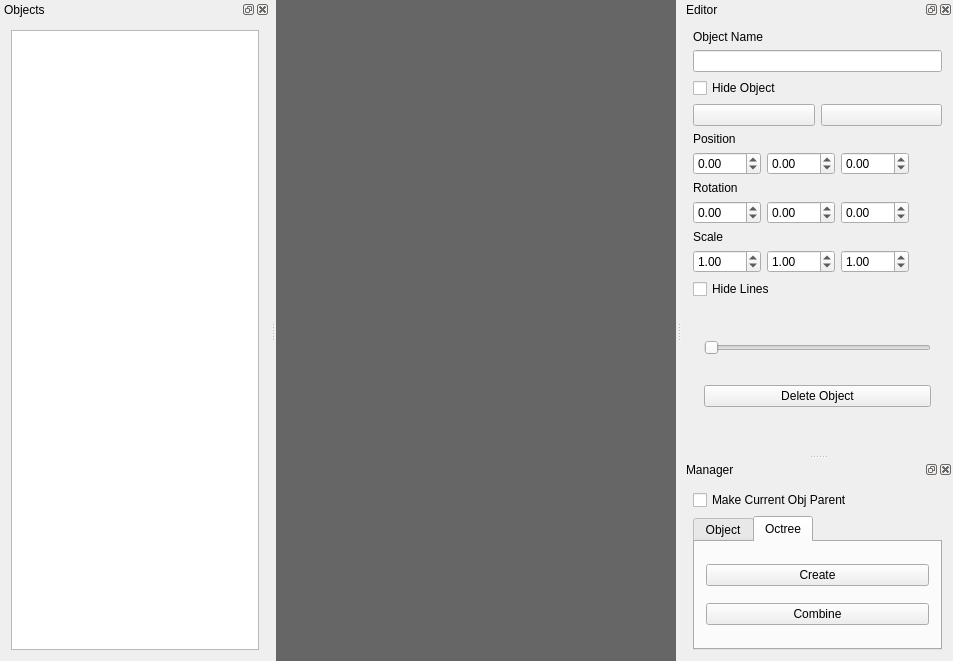
Old version of the form ModelagemQT/mainwindow.ui in the repository RicardoBusta/Doutorado.
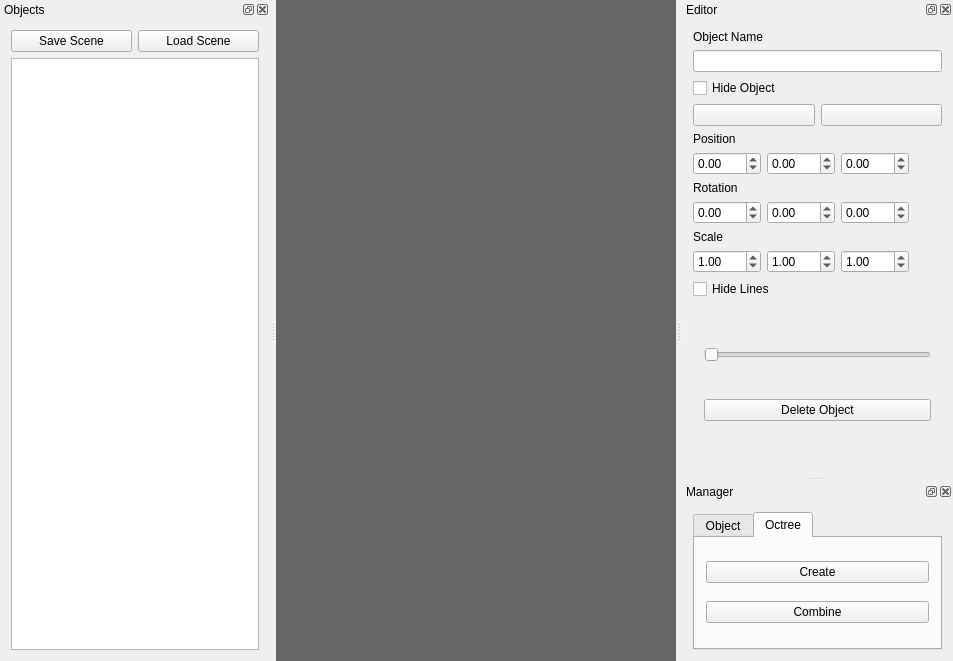
New version of the form. Custom widgets are drawn as their Qt base class.

Diff of the .ui file:
```diff
--- a/ModelagemQT/mainwindow.ui
+++ b/ModelagemQT/mainwindow.ui
@@ -54,6 +54,24 @@
    </attribute>
    <widget class="QWidget" name="dockWidgetContents">
     <layout class="QVBoxLayout" name="verticalLayout">
+     <item>
+      <layout class="QHBoxLayout" name="horizontalLayout_2">
+       <item>
+        <widget class="QPushButton" name="save_pushButton">
+         <property name="text">
+          <string>Save Scene</string>
+         </property>
+        </widget>
+       </item>
+       <item>
+        <widget class="QPushButton" name="load_pushButton">
+         <property name="text">
+          <string>Load Scene</string>
+         </property>
+        </widget>
+       </item>
+      </layout>
+     </item>
      <item>
       <widget class="TreeWidget" name="object_tree">
        <property name="dragDropMode">
@@ -337,13 +355,6 @@
    </attribute>
    <widget class="QWidget" name="dockWidgetContents_3">
     <layout class="QVBoxLayout" name="verticalLayout_4">
-     <item>
-      <widget class="QCheckBox" name="make_current_parent_checkBox">
-       <property name="text">
-        <string>Make Current Obj Parent</string>
-       </property>
-      </widget>
-     </item>
      <item>
       <widget class="QTabWidget" name="tabWidget_2">
        <property name="currentIndex">
```
